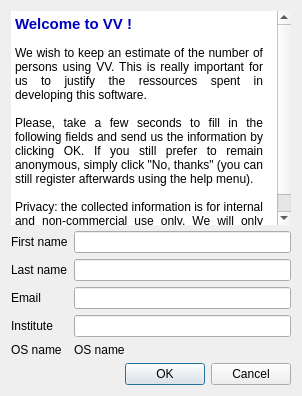
This is vv/qt_ui/vvRegisterForm.ui in open-vv/vv as Qt 5 draws it before an edit. The edited form follows.
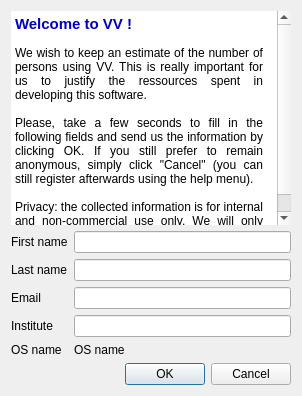
This is the edited form. Icons and pictures are not drawn.

Commit message: Changed text reference to button from "No, thanks" to "Cancel"

```diff
--- a/vv/qt_ui/vvRegisterForm.ui
+++ b/vv/qt_ui/vvRegisterForm.ui
@@ -40,7 +40,7 @@
 &lt;/style&gt;&lt;/head&gt;&lt;body style=&quot; font-family:'Sans Serif'; font-size:9pt; font-weight:400; font-style:normal;&quot;&gt;
 &lt;p align=&quot;justify&quot; style=&quot; margin-top:0px; margin-bottom:0px; margin-left:0px; margin-right:10px; -qt-block-indent:0; text-indent:0px;&quot;&gt;&lt;img src=&quot;:/common/icons/weNeedYou.png&quot; style=&quot;float: left;&quot; /&gt;&lt;span style=&quot; font-size:11pt; font-weight:600; color:#0000c0;&quot;&gt;Welcome to VV !&lt;/span&gt;&lt;br /&gt;&lt;br /&gt;We wish to keep an estimate of the number of persons using VV. This is really important for us to justify the ressources spent in developing this software.&lt;/p&gt;
 &lt;p align=&quot;justify&quot; style=&quot;-qt-paragraph-type:empty; margin-top:0px; margin-bottom:0px; margin-left:0px; margin-right:10px; -qt-block-indent:0; text-indent:0px;&quot;&gt;&lt;/p&gt;
-&lt;p align=&quot;justify&quot; style=&quot; margin-top:0px; margin-bottom:0px; margin-left:0px; margin-right:10px; -qt-block-indent:0; text-indent:0px;&quot;&gt;Please, take a few seconds to fill in the following fields and send us the information by clicking OK. If you still prefer to remain anonymous, simply click &amp;quot;No, thanks&amp;quot; (you can still register afterwards using the help menu).&lt;/p&gt;
+&lt;p align=&quot;justify&quot; style=&quot; margin-top:0px; margin-bottom:0px; margin-left:0px; margin-right:10px; -qt-block-indent:0; text-indent:0px;&quot;&gt;Please, take a few seconds to fill in the following fields and send us the information by clicking OK. If you still prefer to remain anonymous, simply click &amp;quot;Cancel&amp;quot; (you can still register afterwards using the help menu).&lt;/p&gt;
 &lt;p align=&quot;justify&quot; style=&quot;-qt-paragraph-type:empty; margin-top:0px; margin-bottom:0px; margin-left:0px; margin-right:10px; -qt-block-indent:0; text-indent:0px;&quot;&gt;&lt;/p&gt;
 &lt;p align=&quot;justify&quot; style=&quot; margin-top:0px; margin-bottom:0px; margin-left:0px; margin-right:10px; -qt-block-indent:0; text-indent:0px;&quot;&gt;Privacy: the collected information is for internal and non-commercial use only. We will only use your email for vv release announcements.&lt;/p&gt;&lt;/body&gt;&lt;/html&gt;</string>
        </property>
```
